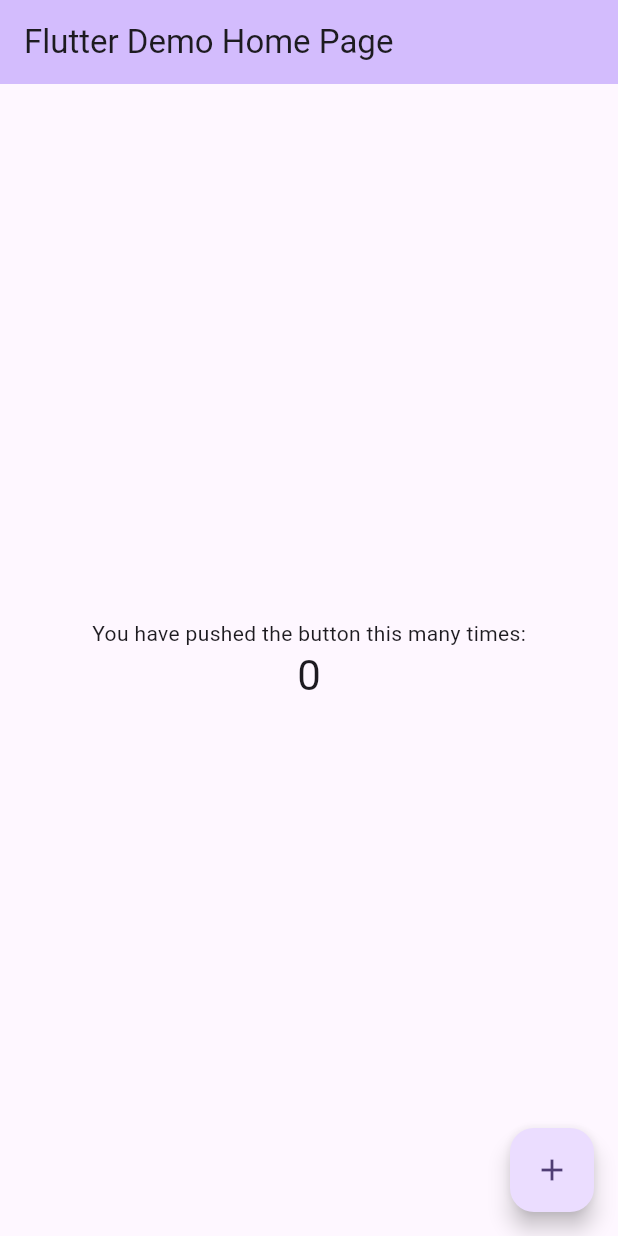
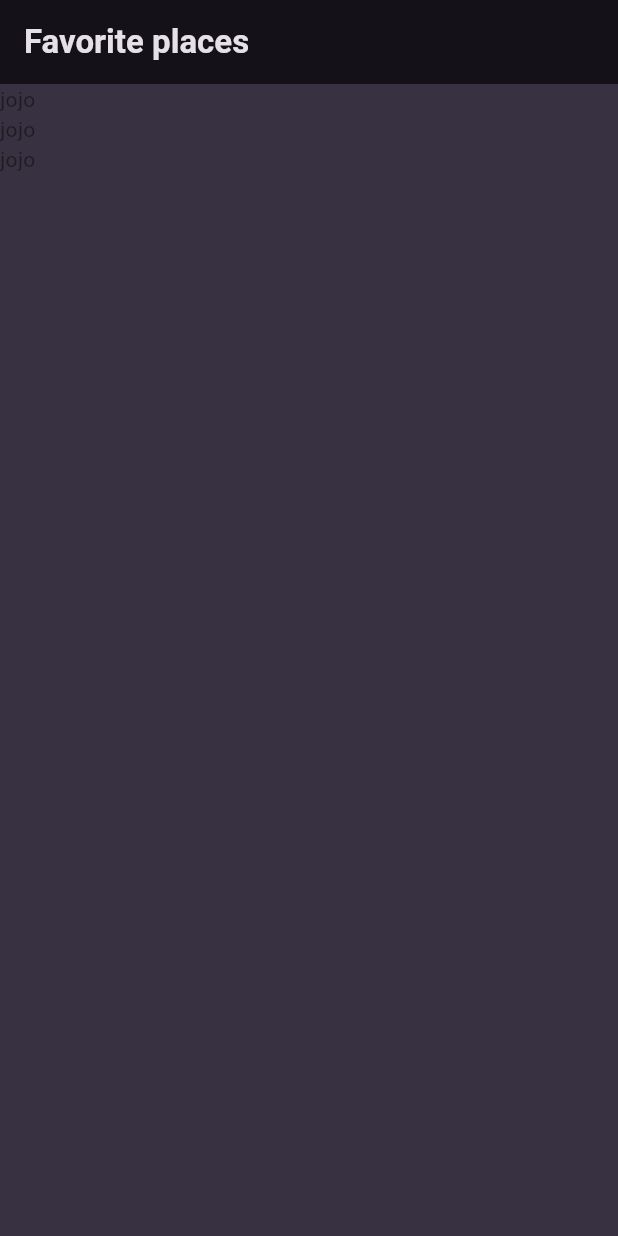
Before and after one commit to Tuvshinbayar-hub/favorite_places_app, a Flutter app: the screen it shows after launch, on a phone screen of 412 x 824 dp. Run offline on Flutter 3.47's test engine with Material 3 defaults, Android fonts, the phone set to English and light mode, and no system bars; our stand-ins replace flutter_bloc, google_fonts.

Commit message:
place bloc

```diff
--- a/lib/main.dart
+++ b/lib/main.dart
@@ -1,125 +1,51 @@
+import 'package:favorite_places_app/screens/places/bloc/place_bloc.dart';
+import 'package:favorite_places_app/screens/places/page/places_screen.dart';
 import 'package:flutter/material.dart';
+import 'package:flutter_bloc/flutter_bloc.dart';
+
+import 'package:google_fonts/google_fonts.dart';
+
+final colorScheme = ColorScheme.fromSeed(
+  brightness: Brightness.dark,
+  seedColor: const Color.fromARGB(255, 102, 6, 247),
+  background: const Color.fromARGB(255, 56, 49, 66),
+);
+
+final theme = ThemeData().copyWith(
+  useMaterial3: true,
+  scaffoldBackgroundColor: colorScheme.background,
+  colorScheme: colorScheme,
+  textTheme: GoogleFonts.ubuntuCondensedTextTheme().copyWith(
+    titleSmall: GoogleFonts.ubuntuCondensed(
+      fontWeight: FontWeight.bold,
+    ),
+    titleMedium: GoogleFonts.ubuntuCondensed(
+      fontWeight: FontWeight.bold,
+    ),
+    titleLarge: GoogleFonts.ubuntuCondensed(
+      fontWeight: FontWeight.bold,
+    ),
+  ),
+);
 
 void main() {
-  runApp(const MyApp());
+  runApp(
+    const MyApp(),
+  );
 }
 
 class MyApp extends StatelessWidget {
-  const MyApp({super.key});
+  const MyApp({Key? key}) : super(key: key);
 
-  // This widget is the root of your application.
   @override
   Widget build(BuildContext context) {
-    return MaterialApp(
-      title: 'Flutter Demo',
-      theme: ThemeData(
-        // This is the theme of your application.
-        //
-        // TRY THIS: Try running your application with "flutter run". You'll see
-        // the application has a purple toolbar. Then, without quitting the app,
-        // try changing the seedColor in the colorScheme below to Colors.green
-        // and then invoke "hot reload" (save your changes or press the "hot
-        // reload" button in a Flutter-supported IDE, or press "r" if you used
-        // the command line to start the app).
-        //
-        // Notice that the counter didn't reset back to zero; the application
-        // state is not lost during the reload. To reset the state, use hot
-        // restart instead.
-        //
-        // This works for code too, not just values: Most code changes can be
-        // tested with just a hot reload.
-        colorScheme: ColorScheme.fromSeed(seedColor: Colors.deepPurple),
-        useMaterial3: true,
+    return MultiBlocProvider(
+      providers: [BlocProvider(create: (context) => PlaceBloc())],
+      child: MaterialApp(
+        title: 'Great Places',
+        theme: theme,
+        home: PlacesScreen(),
       ),
-      home: const MyHomePage(title: 'Flutter Demo Home Page'),
     );
   }
 }
-
-class MyHomePage extends StatefulWidget {
-  const MyHomePage({super.key, required this.title});
-
-  // This widget is the home page of your application. It is stateful, meaning
-  // that it has a State object (defined below) that contains fields that affect
-  // how it looks.
-
-  // This class is the configuration for the state. It holds the values (in this
-  // case the title) provided by the parent (in this case the App widget) and
-  // used by the build method of the State. Fields in a Widget subclass are
-  // always marked "final".
-
-  final String title;
-
-  @override
-  State<MyHomePage> createState() => _MyHomePageState();
-}
-
-class _MyHomePageState extends State<MyHomePage> {
-  int _counter = 0;
-
-  void _incrementCounter() {
-    setState(() {
-      // This call to setState tells the Flutter framework that something has
-      // changed in this State, which causes it to rerun the build method below
-      // so that the display can reflect the updated values. If we changed
-      // _counter without calling setState(), then the build method would not be
-      // called again, and so nothing would appear to happen.
-      _counter++;
-    });
-  }
-
-  @override
-  Widget build(BuildContext context) {
-    // This method is rerun every time setState is called, for instance as done
-    // by the _incrementCounter method above.
-    //
-    // The Flutter framework has been optimized to make rerunning build methods
-    // fast, so that you can just rebuild anything that needs updating rather
-    // than having to individually change instances of widgets.
-    return Scaffold(
-      appBar: AppBar(
-        // TRY THIS: Try changing the color here to a specific color (to
-        // Colors.amber, perhaps?) and trigger a hot reload to see the AppBar
-        // change color while the other colors stay the same.
-        backgroundColor: Theme.of(context).colorScheme.inversePrimary,
-        // Here we take the value from the MyHomePage object that was created by
-        // the App.build method, and use it to set our appbar title.
-        title: Text(widget.title),
-      ),
-      body: Center(
-        // Center is a layout widget. It takes a single child and positions it
-        // in the middle of the parent.
-        child: Column(
-          // Column is also a layout widget. It takes a list of children and
-          // arranges them vertically. By default, it sizes itself to fit its
-          // children horizontally, and tries to be as tall as its parent.
-          //
-          // Column has various properties to control how it sizes itself and
-          // how it positions its children. Here we use mainAxisAlignment to
-          // center the children vertically; the main axis here is the vertical
-          // axis because Columns are vertical (the cross axis would be
-          // horizontal).
-          //
-          // TRY THIS: Invoke "debug painting" (choose the "Toggle Debug Paint"
-          // action in the IDE, or press "p" in the console), to see the
-          // wireframe for each widget.
-          mainAxisAlignment: MainAxisAlignment.center,
-          children: <Widget>[
-            const Text(
-              'You have pushed the button this many times:',
-            ),
-            Text(
-              '$_counter',
-              style: Theme.of(context).textTheme.headlineMedium,
-            ),
-          ],
-        ),
-      ),
-      floatingActionButton: FloatingActionButton(
-        onPressed: _incrementCounter,
-        tooltip: 'Increment',
-        child: const Icon(Icons.add),
-      ), // This trailing comma makes auto-formatting nicer for build methods.
-    );
-  }
-}
--- /dev/null
+++ b/lib/model/place.dart
@@ -0,0 +1,4 @@
+class Place {
+  Place({required this.title});
+  String title;
+}
--- /dev/null
+++ b/lib/screens/places/bloc/place_bloc.dart
@@ -0,0 +1,19 @@
+import 'package:favorite_places_app/model/place.dart';
+import 'package:favorite_places_app/screens/places/bloc/place_event.dart';
+import 'package:favorite_places_app/screens/places/bloc/place_state.dart';
+import 'package:flutter_bloc/flutter_bloc.dart';
+
+class PlaceBloc extends Bloc<PlaceEvent, PlaceState> {
+  PlaceBloc() : super(PlaceState(places: [])) {
+    on<AddToPlaces>((event, emit) {
+      final updatedPlaces = List<Place>.from(state.places)..add(event.place);
+      emit(PlaceState(places: updatedPlaces));
+    });
+    on<RemoveFromPlaces>((event, emit) {
+      final updatedMeals = List<Place>.from(state.places);
+
+      updatedMeals.remove(event.place);
+      emit(PlaceState(places: updatedMeals));
+    });
+  }
+}
--- /dev/null
+++ b/lib/screens/places/bloc/place_event.dart
@@ -0,0 +1,15 @@
+import 'package:favorite_places_app/model/place.dart';
+
+abstract class PlaceEvent {}
+
+class RemoveFromPlaces extends PlaceEvent {
+  RemoveFromPlaces(this.place);
+
+  final Place place;
+}
+
+class AddToPlaces extends PlaceEvent {
+  AddToPlaces(this.place);
+
+  final Place place;
+}
--- /dev/null
+++ b/lib/screens/places/bloc/place_state.dart
@@ -0,0 +1,6 @@
+import 'package:favorite_places_app/model/place.dart';
+
+class PlaceState {
+  PlaceState({required this.places});
+  List<Place> places;
+}
--- /dev/null
+++ b/lib/screens/places/page/places_screen.dart
@@ -0,0 +1,27 @@
+import 'package:favorite_places_app/screens/places/bloc/place_bloc.dart';
+import 'package:favorite_places_app/screens/places/bloc/place_state.dart';
+import 'package:flutter/material.dart';
+import 'package:flutter_bloc/flutter_bloc.dart';
+
+class PlacesScreen extends StatelessWidget {
+  const PlacesScreen({super.key});
+
+  @override
+  Widget build(BuildContext context) {
+    return Scaffold(
+      appBar: AppBar(
+        title: Text('Favorite places'),
+      ),
+      body: BlocBuilder<PlaceBloc, PlaceState>(
+        builder: (context, state) => Stack(
+          children: [
+            ListView.builder(
+              itemCount: 3,
+              itemBuilder: (context, index) => Text('jojo'),
+            )
+          ],
+        ),
+      ),
+    );
+  }
+}
--- a/pubspec.yaml
+++ b/pubspec.yaml
@@ -34,6 +34,8 @@ dependencies:
   # The following adds the Cupertino Icons font to your application.
   # Use with the CupertinoIcons class for iOS style icons.
   cupertino_icons: ^1.0.8
+  google_fonts: ^6.2.1
+  flutter_bloc: ^9.1.0
 
 dev_dependencies:
   flutter_test:
```
Also changed, not shown: pubspec.lock.
